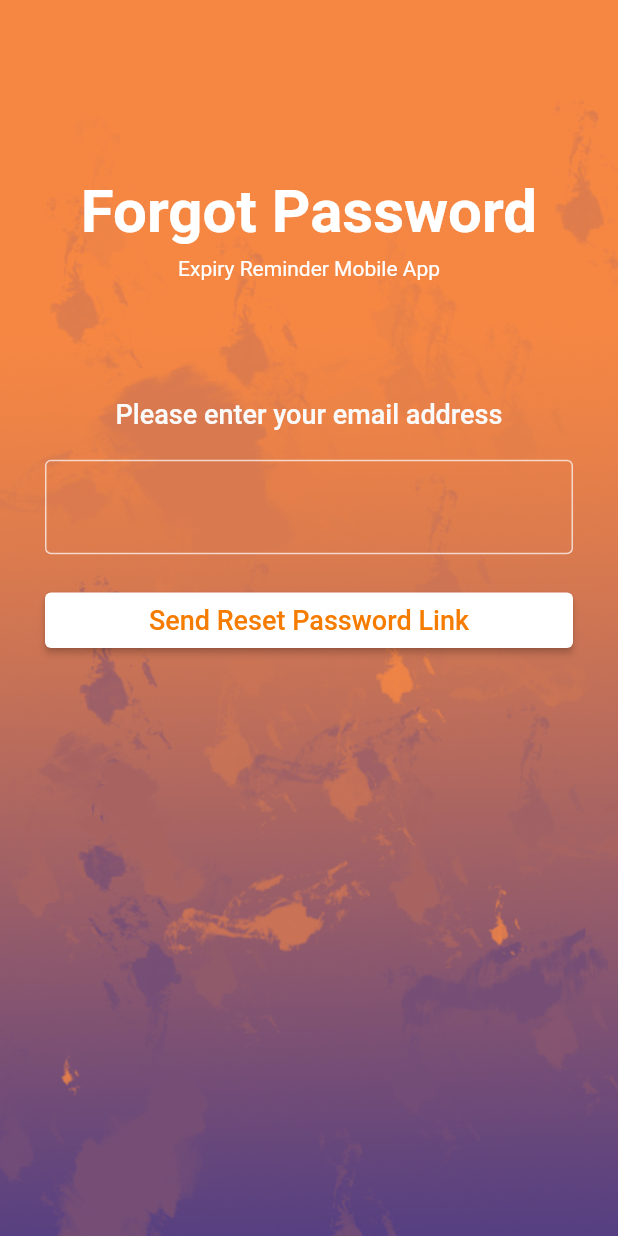
After one commit to Wiyiiong/fyp, a Flutter app: the screen it shows after launch, after a tap on "Forgot Password?", on a phone screen of 412 x 824 dp. The commit adds this screen. Run offline on Flutter 3.47's test engine with Material 2 defaults, Android fonts, the phone set to English and light mode, and no system bars; drawn by our look-alikes of flutter_form_builder; our stand-ins replace cloud_firestore, firebase_auth, firebase_core, firebase_messaging, firebase_storage, flutter_local_notifications and 9 more; missing offline and left inert: flutter_barcode_scanner, flutter_facebook_auth, flutter_mobile_vision, tflite; accounts and stored records are empty; project files that could hold a hidden picture were left out.

Commit message:
Fixed Bug

```diff
--- a/lib/pages/Product/productActionPage.dart
+++ b/lib/pages/Product/productActionPage.dart
@@ -121,7 +121,7 @@ class _ProductActionPageState extends State<ProductActionPage>
       }
     });
 
-    CloudMessagingService.getNotification(context);
+    // CloudMessagingService.getNotification(context);
   }
 
   @override
--- /dev/null
+++ b/lib/pages/forgotPassword.dart
@@ -0,0 +1,209 @@
+import 'package:expiry_reminder/services/userAuthServices.dart';
+import 'package:expiry_reminder/utils/constants.dart';
+import 'package:flutter/material.dart';
+import 'package:flutter/services.dart';
+import 'package:flutter_form_builder/flutter_form_builder.dart';
+
+class ForgotPassword extends StatefulWidget {
+  @override
+  _ForgotPasswordState createState() => _ForgotPasswordState();
+}
+
+class _ForgotPasswordState extends State<ForgotPassword> {
+  final _formKey = GlobalKey<FormBuilderState>();
+
+  TextEditingController emailController = new TextEditingController();
+
+  _showLoadingDialog(BuildContext context) {
+    showDialog(
+        context: context,
+        barrierDismissible: false,
+        barrierColor: Theme.of(context).splashColor,
+        builder: (context) => AlertDialog(
+              elevation: 0.0,
+              content: Center(child: CircularProgressIndicator()),
+              backgroundColor: Colors.transparent,
+            ));
+  }
+
+  Widget _buildAlertDialog({@required String title, @required String msg}) {
+    return AlertDialog(
+      title: Center(child: Text(title)),
+      content: Text(msg),
+      actions: [
+        FlatButton(
+            onPressed: () => Navigator.of(context).pop(), child: Text('OKAY'))
+      ],
+    );
+  }
+
+  @override
+  Widget build(BuildContext context) {
+    SystemChrome.setEnabledSystemUIOverlays([SystemUiOverlay.bottom]);
+    return Scaffold(
+      body: SingleChildScrollView(
+        physics: ClampingScrollPhysics(),
+        child: Container(
+          width: MediaQuery.of(context).size.width,
+          height: MediaQuery.of(context).size.height,
+          decoration: BoxDecoration(
+              image: DecorationImage(
+            image: AssetImage('assets/image/Background.png'),
+            fit: BoxFit.fill,
+            colorFilter: ColorFilter.mode(
+                Colors.white.withOpacity(0.2), BlendMode.softLight),
+          )),
+          child: Column(
+              mainAxisSize: MainAxisSize.min,
+              mainAxisAlignment: MainAxisAlignment.end,
+              children: <Widget>[
+                Expanded(flex: 1, child: SizedBox.expand()),
+                Expanded(
+                    flex: 1,
+                    child: SizedBox.expand(
+                      child: Center(
+                          child: Column(children: [
+                        Text('Forgot Password',
+                            style: TextStyle(
+                                color: Colors.white,
+                                fontSize: 40.0,
+                                fontWeight: FontWeight.bold)),
+                        Padding(
+                          padding: EdgeInsets.symmetric(vertical: 3.0),
+                        ),
+                        Text('Expiry Reminder Mobile App',
+                            style: TextStyle(
+                              color: Colors.white,
+                              fontSize: 14.0,
+                            ))
+                      ])),
+                    )),
+                Expanded(
+                  flex: 5,
+                  child: SizedBox.expand(
+                    child: Center(
+                      child: FormBuilder(
+                        key: _formKey,
+                        child: Container(
+                          padding: EdgeInsets.all(30.0),
+                          child: Column(children: <Widget>[
+                            // Instruction
+                            Text(
+                              'Please enter your email address',
+                              style: TextStyle(
+                                  color: Theme.of(context).backgroundColor,
+                                  fontSize: 18.0,
+                                  fontWeight: FontWeight.w500),
+                            ),
+
+                            // Padding
+                            Padding(
+                                padding: EdgeInsets.symmetric(vertical: 10)),
+
+                            /// Email Address
+                            FormBuilderTextField(
+                              name: 'email',
+                              controller: emailController,
+                              decoration: InputDecoration(
+                                border: OutlineInputBorder(
+                                    borderSide:
+                                        BorderSide(color: Colors.white70)),
+                                enabledBorder: OutlineInputBorder(
+                                    borderSide:
+                                        BorderSide(color: Colors.white70)),
+                                focusedBorder: OutlineInputBorder(
+                                    borderSide:
+                                        BorderSide(color: Colors.white70)),
+                                errorBorder: OutlineInputBorder(
+                                    borderSide: BorderSide(
+                                        width: 2,
+                                        color: Colors.redAccent[700])),
+                                errorStyle: TextStyle(
+                                    color: Colors.redAccent[700],
+                                    fontSize: 14.0),
+                                // labelText: 'Email Address',
+                                // labelStyle: TextStyle(
+                                //     color: Colors.white70,
+                                //     fontSize: 22.0,
+                                //     fontWeight: FontWeight.w500),
+                                floatingLabelBehavior:
+                                    FloatingLabelBehavior.always,
+                                contentPadding: EdgeInsets.all(20.0),
+                              ),
+                              style: TextStyle(
+                                  color: Colors.white70, fontSize: 20.0),
+                              cursorColor: Colors.white70,
+                              keyboardType: TextInputType.emailAddress,
+                              validator: FormBuilderValidators.compose([
+                                FormBuilderValidators.email(context,
+                                    errorText: emailErrorMsg),
+                                FormBuilderValidators.required(context,
+                                    errorText: emptyFieldErrorMsg.replaceAll(
+                                        '{i}', 'Email Address')),
+                              ]),
+                              textInputAction: TextInputAction.done,
+                            ),
+
+                            /// Padding
+                            Padding(
+                                padding: EdgeInsets.symmetric(vertical: 10.0)),
+                            // Submit Button
+                            SizedBox(
+                                width: double.infinity,
+                                child: RaisedButton(
+                                    visualDensity: VisualDensity(
+                                        horizontal:
+                                            VisualDensity.maximumDensity,
+                                        vertical:
+                                            VisualDensity.standard.vertical),
+                                    padding: EdgeInsets.all(8.0),
+                                    color: Colors.white,
+                                    child: Text(
+                                      'Send Reset Password Link',
+                                      style: TextStyle(
+                                          color: Colors.orange[700],
+                                          fontSize: 18.0),
+                                    ),
+                                    onPressed: () async {
+                                      if (_formKey.currentState
+                                          .saveAndValidate()) {
+                                        _showLoadingDialog(context);
+                                        var status = await UserAuthService
+                                            .resetPasswords(
+                                                emailController.text);
+                                        if (status == '$successCode') {
+                                          Navigator.of(context).pop();
+                                          showDialog(
+                                              context: context,
+                                              builder: (BuildContext context) =>
+                                                  _buildAlertDialog(
+                                                      title:
+                                                          'Reset Password Email Sent',
+                                                      msg:
+                                                          'A reset password email had sent to your email address, please check. If the email does not appear, please search in your spam inbox.')).then(
+                                              (value) =>
+                                                  Navigator.of(context).pop());
+                                        } else {
+                                          Navigator.of(context).pop();
+                                          showDialog(
+                                              context: context,
+                                              builder: (BuildContext context) =>
+                                                  _buildAlertDialog(
+                                                      title:
+                                                          'Email Address Not Valid',
+                                                      msg: status));
+                                        }
+                                      }
+                                    })),
+                          ]),
+                        ),
+                      ),
+                    ),
+                  ),
+                ),
+              ]),
+        ),
+      ),
+    );
+  }
+}
--- a/lib/pages/logInPage.dart
+++ b/lib/pages/logInPage.dart
@@ -1,3 +1,4 @@
+import 'package:expiry_reminder/pages/forgotPassword.dart';
 import 'package:expiry_reminder/pages/homePage.dart';
 import 'package:expiry_reminder/pages/signUp/signUpPage.dart';
 import 'package:expiry_reminder/services/userAuthServices.dart';
@@ -183,11 +184,20 @@ class _LogInPageState extends State<LogInPage> {
                             ]),
                             textInputAction: TextInputAction.done,
                           ),
-
-                          /// Padding
-                          Padding(
-                              padding: EdgeInsets.symmetric(vertical: 10.0)),
-
+                          // Forgot Password Button
+                          TextButton(
+                            onPressed: () {
+                              Navigator.push(
+                                context,
+                                MaterialPageRoute(
+                                    builder: (context) => ForgotPassword()),
+                              );
+                            },
+                            child: Text('Forgot Password?',
+                                style: TextStyle(
+                                    color: Theme.of(context).backgroundColor)),
+                          ),
+                          // Sign In Button
                           SizedBox(
                               width: double.infinity,
                               child: RaisedButton(
@@ -243,6 +253,7 @@ class _LogInPageState extends State<LogInPage> {
                                       }
                                     }
                                   })),
+                          // Sign Up Button
                           SizedBox(
                               width: double.infinity,
                               child: RaisedButton(
@@ -272,6 +283,7 @@ class _LogInPageState extends State<LogInPage> {
                 ),
               ),
             ),
+            // Third Party Sign Up Button
             Expanded(
               flex: 1,
               child: SizedBox.expand(
--- a/lib/services/productServices.dart
+++ b/lib/services/productServices.dart
@@ -36,7 +36,7 @@ class ProductService {
     return products;
   }
 
-  /// Get a single product based on the id
+  /// Get a list of product based on category
   static Future<List<PersonalProduct>> getProductsByCategory(
       String userId, String category) async {
     QuerySnapshot productSnapshot = await userRef
@@ -302,6 +302,7 @@ class ProductService {
     }
   }
 
+  // Remove Out-ofstock product from the list
   static Future deletePersonalProduct(String userId, String productId) async {
     try {
       DocumentSnapshot productSnapshot = await userRef
@@ -329,6 +330,7 @@ class ProductService {
     }
   }
 
+  // Permanently delete a product
   static Future permanentDeleteProduct(String userId, String productId) async {
     try {
       DocumentSnapshot productSnapshot = await userRef
@@ -499,6 +501,7 @@ class ProductService {
     return downloadUrl;
   }
 
+  // To remove out of stock product from the list
   static Future prepareProductList(String userId) async {
     List<PersonalProduct> productList = await getProducts(userId);
 
--- a/lib/services/shoppingListService.dart
+++ b/lib/services/shoppingListService.dart
@@ -5,6 +5,7 @@ import 'package:expiry_reminder/services/productServices.dart';
 import 'package:expiry_reminder/utils/constants.dart';
 
 class ShoppingListService {
+  // get all shopping list item
   static Future<List<ShoppingList>> getShoppingList(String userId) async {
     QuerySnapshot shoppingListSnapshot =
         await userRef.doc(userId).collection('shoppingList').get();
@@ -29,6 +30,7 @@ class ShoppingListService {
     return shoppingList;
   }
 
+  // add new shopping list item
   static Future addShoppingList(
       String userId, ShoppingList shoppingList) async {
     try {
@@ -44,6 +46,7 @@ class ShoppingListService {
     }
   }
 
+  // edit shopping list item
   static Future editShoppingList(String userId, String shoppingListId,
       ShoppingList newShoppingList) async {
     try {
@@ -63,6 +66,7 @@ class ShoppingListService {
     }
   }
 
+  // delete shopping list item
   static Future deleteShoppingList(String userId, String shoppingListId) async {
     try {
       var shoppingListItemSnapshot = await userRef
@@ -86,6 +90,7 @@ class ShoppingListService {
     }
   }
 
+  // Set the shopping list item as done or undone
   static Future setDone(
       String userId, String shoppingListId, bool isDone) async {
     try {
@@ -124,6 +129,7 @@ class ShoppingListService {
   //   }
   // }
 
+  // add expired and out-of-stock product into shopping list
   static Future prepareShoppingList(String userId) async {
     List<PersonalProduct> productList =
         await ProductService.getAllProducts(userId);
--- a/lib/services/userAuthServices.dart
+++ b/lib/services/userAuthServices.dart
@@ -152,6 +152,16 @@ class UserAuthService {
     return user.user.uid;
   }
 
+  static Future<dynamic> resetPasswords(String email) {
+    var status = auth.sendPasswordResetEmail(email: email).then((_) {
+      return '$successCode';
+    }).catchError((e) {
+      print(e.message);
+      return e.message;
+    });
+    return status;
+  }
+
 //   static Future<String> signInWithTwitter() async {
 //     // Create a TwitterLogin instance
 //     final TwitterLogin twitterLogin = new TwitterLogin(
--- a/pubspec.yaml
+++ b/pubspec.yaml
@@ -56,6 +56,9 @@ dependencies:
   cupertino_icons: ^1.0.0
 
 dev_dependencies:
+  flutter_driver:
+    sdk: flutter
+  test: any
   flutter_test:
     sdk: flutter
   flutter_launcher_icons: "^0.8.0"
```
Also changed, not shown: lib/pages/signUp/verifyPhonePage.dart (+9 -5 lines), lib/services/userServices.dart (+7 -2 lines), pubspec.lock.
